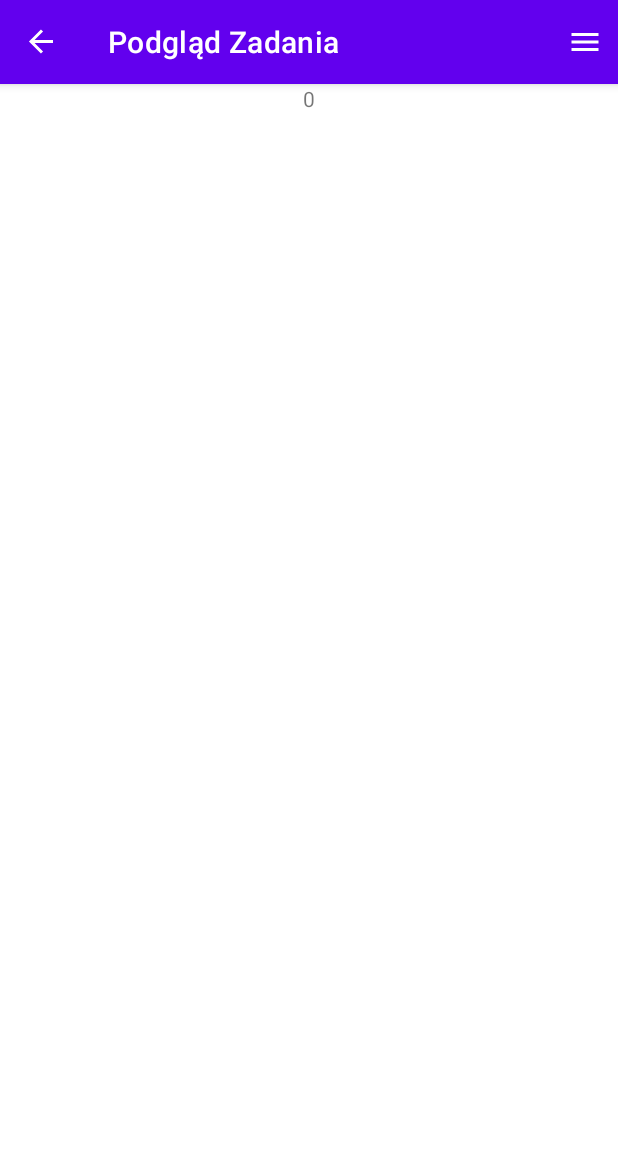
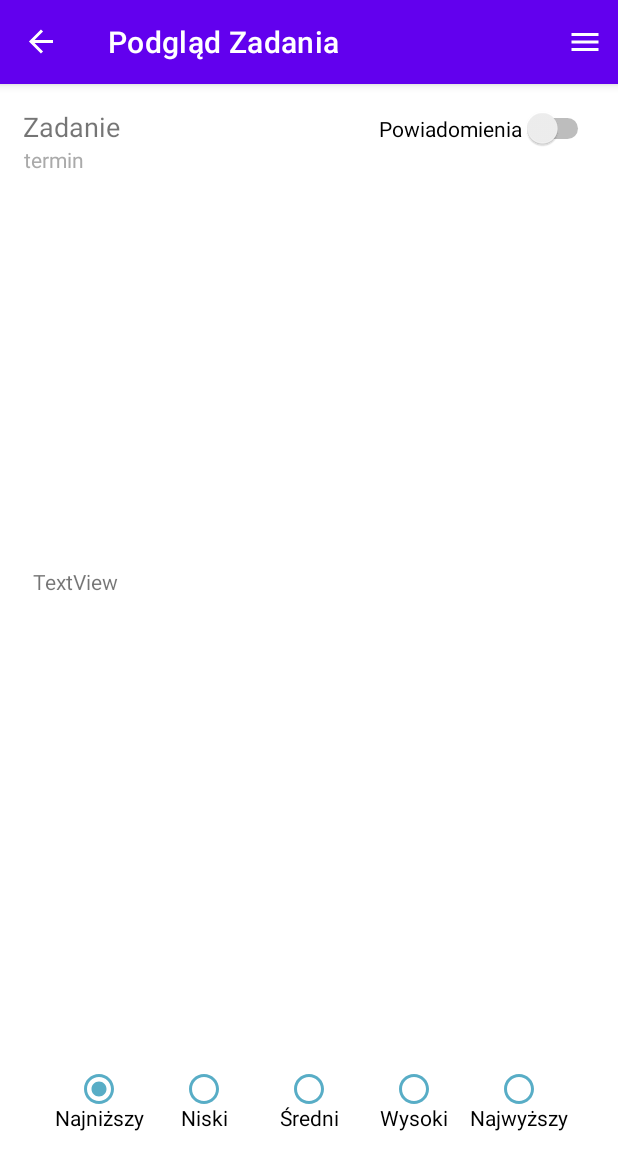
Before and after one commit to cyziek/PUM_Todo_list, an Android app: the TaskViewer screen opened through its navigation route, on a phone screen of 412 x 824 dp. Shown: the top 1170 px of the screen. Run offline under Robolectric (Android 15) with nearby library versions, the phone set to English and light mode, and no system bars; our stand-ins replace navigation-ui.

Commit message:
Usuwanie zadań i podgląd
git gud

```diff
--- a/app/src/main/java/com/example/aplikacjazarzadzaniazadaniami/CardView.kt
+++ b/app/src/main/java/com/example/aplikacjazarzadzaniazadaniami/CardView.kt
@@ -1,5 +1,5 @@
 package com.example.aplikacjazarzadzaniazadaniami
 
-data class CardView(val text1: String, val text2: String, val imageResources: Int, val text3: String, val text4: String) {
+data class CardView(val text1: String, val text2: String, val text3: String, val text4: String) {
 
 }
--- a/app/src/main/java/com/example/aplikacjazarzadzaniazadaniami/Zakupy.kt
+++ b/app/src/main/java/com/example/aplikacjazarzadzaniazadaniami/Zakupy.kt
@@ -104,7 +104,7 @@ class Zakupy : Fragment(), AdapterZakupy.OnItemClickListener{
                         binding.rec1.layoutManager = LinearLayoutManager(this.context)
                         binding.rec1.setHasFixedSize(true)
                     }
-                    Toast.makeText(context, "Dodanu przedmiot!", Toast.LENGTH_SHORT).show()
+                    Toast.makeText(context, "Dodano przedmiot!", Toast.LENGTH_SHORT).show()
                     builder.dismiss()
                 }else{
                     Toast.makeText(context, "Nie podano nazwy przedmiotu!", Toast.LENGTH_SHORT).show()
--- /dev/null
+++ b/app/src/main/res/drawable/ic_baseline_cancel_24.xml
@@ -0,0 +1,5 @@
+<vector android:height="24dp" android:tint="#2F8325"
+    android:viewportHeight="24" android:viewportWidth="24"
+    android:width="24dp" xmlns:android="http://schemas.android.com/apk/res/android">
+    <path android:fillColor="@android:color/white" android:pathData="M12,2C6.47,2 2,6.47 2,12s4.47,10 10,10 10,-4.47 10,-10S17.53,2 12,2zM17,15.59L15.59,17 12,13.41 8.41,17 7,15.59 10.59,12 7,8.41 8.41,7 12,10.59 15.59,7 17,8.41 13.41,12 17,15.59z"/>
+</vector>
--- a/app/src/main/res/layout/task_viewer.xml
+++ b/app/src/main/res/layout/task_viewer.xml
@@ -9,8 +9,113 @@
         android:id="@+id/test"
         android:layout_width="wrap_content"
         android:layout_height="wrap_content"
+        android:layout_marginTop="16dp"
+        android:text="Zadanie"
+        android:textSize="18dp"
+        app:layout_constraintEnd_toEndOf="parent"
+        app:layout_constraintHorizontal_bias="0.045"
+        app:layout_constraintStart_toStartOf="parent"
+        app:layout_constraintTop_toTopOf="parent" />
+
+    <TextView
+        android:id="@+id/termin"
+        android:layout_width="wrap_content"
+        android:layout_height="wrap_content"
+        android:layout_marginStart="16dp"
+        android:textSize="14dp"
+        android:textColor="@android:color/darker_gray"
+        android:text="termin"
+        app:layout_constraintStart_toStartOf="parent"
+        app:layout_constraintTop_toBottomOf="@+id/test" />
+
+    <Switch
+        android:id="@+id/switch1"
+        android:layout_width="wrap_content"
+        android:layout_height="wrap_content"
+        android:layout_marginTop="16dp"
+        android:layout_marginEnd="16dp"
+        android:text="@string/powiadomienia"
+        app:layout_constraintEnd_toEndOf="parent"
+        app:layout_constraintTop_toTopOf="parent" />
+
+    <TextView
+        android:id="@+id/desc"
+        android:layout_width="370dp"
+        android:layout_height="254dp"
+        android:layout_marginBottom="192dp"
         android:text="TextView"
+        app:layout_constraintBottom_toBottomOf="parent"
+        app:layout_constraintEnd_toEndOf="parent"
+        app:layout_constraintHorizontal_bias="0.516"
+        app:layout_constraintStart_toStartOf="parent" />
+
+    <RadioGroup
+        android:id="@+id/radiogroup_add1"
+        android:layout_width="350dp"
+        android:layout_height="58dp"
+        android:layout_alignParentTop="true"
+        android:layout_alignParentRight="true"
+        android:layout_marginTop="30dp"
+        android:orientation="horizontal"
+        app:layout_constraintBottom_toBottomOf="parent"
         app:layout_constraintEnd_toEndOf="parent"
         app:layout_constraintStart_toStartOf="parent"
-        app:layout_constraintTop_toTopOf="parent" />
+        app:layout_constraintTop_toBottomOf="@id/desc">
+
+        <RadioButton
+            android:id="@+id/radio_add1"
+            android:layout_width="70dp"
+            android:layout_height="match_parent"
+            android:background="@android:color/transparent"
+            android:button="@android:color/transparent"
+            android:checked="true"
+            android:drawableTop="@drawable/rd_button"
+            android:drawablePadding="-20dp"
+            android:gravity="center"
+            android:text="@string/najnizszy" />
+
+        <RadioButton
+            android:id="@+id/radio_add2"
+            android:layout_width="70dp"
+            android:layout_height="match_parent"
+            android:background="@android:color/transparent"
+            android:button="@android:color/transparent"
+            android:drawableTop="@drawable/rd_button"
+            android:drawablePadding="-20dp"
+            android:gravity="center"
+            android:text="@string/niski" />
+
+        <RadioButton
+            android:id="@+id/radio_add3"
+            android:layout_width="70dp"
+            android:layout_height="match_parent"
+            android:background="@android:color/transparent"
+            android:button="@android:color/transparent"
+            android:drawableTop="@drawable/rd_button"
+            android:drawablePadding="-20dp"
+            android:gravity="center"
+            android:text="@string/sredni" />
+
+        <RadioButton
+            android:id="@+id/radio_add4"
+            android:layout_width="70dp"
+            android:layout_height="match_parent"
+            android:background="@android:color/transparent"
+            android:button="@android:color/transparent"
+            android:drawableTop="@drawable/rd_button"
+            android:drawablePadding="-20dp"
+            android:gravity="center"
+            android:text="@string/wysoki" />
+
+        <RadioButton
+            android:id="@+id/radio_add5"
+            android:layout_width="70dp"
+            android:layout_height="match_parent"
+            android:background="@android:color/transparent"
+            android:button="@android:color/transparent"
+            android:drawableTop="@drawable/rd_button"
+            android:drawablePadding="-20dp"
+            android:gravity="center"
+            android:text="@string/najwyzszy" />
+    </RadioGroup>
 </androidx.constraintlayout.widget.ConstraintLayout>
--- a/app/src/main/res/navigation/nav_graph.xml
+++ b/app/src/main/res/navigation/nav_graph.xml
@@ -23,10 +23,6 @@
         <action
             android:id="@+id/action_FirstFragment_to_task_viewer"
             app:destination="@id/taskviewer" />
-        <argument
-            android:name="position"
-            app:argType="long"
-            android:defaultValue="-1L" />
     </fragment>
     <fragment
         android:id="@+id/SecondFragment"
@@ -64,9 +60,5 @@
         <action
             android:id="@+id/action_task_viewer_to_first_fragment"
             app:destination="@id/zadania" />
-        <argument
-            android:name="position"
-            app:argType="long"
-            android:defaultValue="-1L" />
     </fragment>
 </navigation>
```
Also changed, not shown: app/src/main/java/com/example/aplikacjazarzadzaniazadaniami/Adapter.kt (+18 -4 lines), app/src/main/java/com/example/aplikacjazarzadzaniazadaniami/TaskViewer.kt (+37 -1 lines), app/src/main/java/com/example/aplikacjazarzadzaniazadaniami/TodoList.kt (+52 -10 lines), app/src/main/res/layout/card_view.xml (+0 -11 lines), app/src/main/res/layout/delete_dialog.xml (added, +53 -0 lines).
